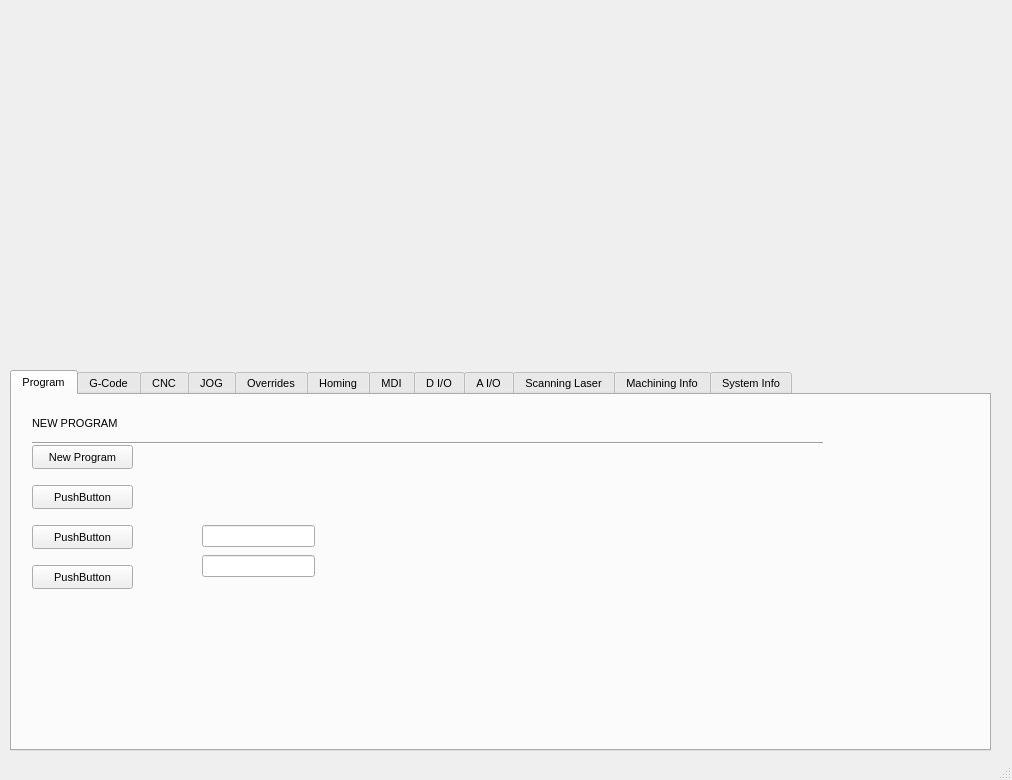
This is python/examples/api_client_qt_demo/desktop_view.ui in rosettacnc-classroom/cnc_api_client_core_1 as Qt 5 draws it before an edit. The edited form follows.
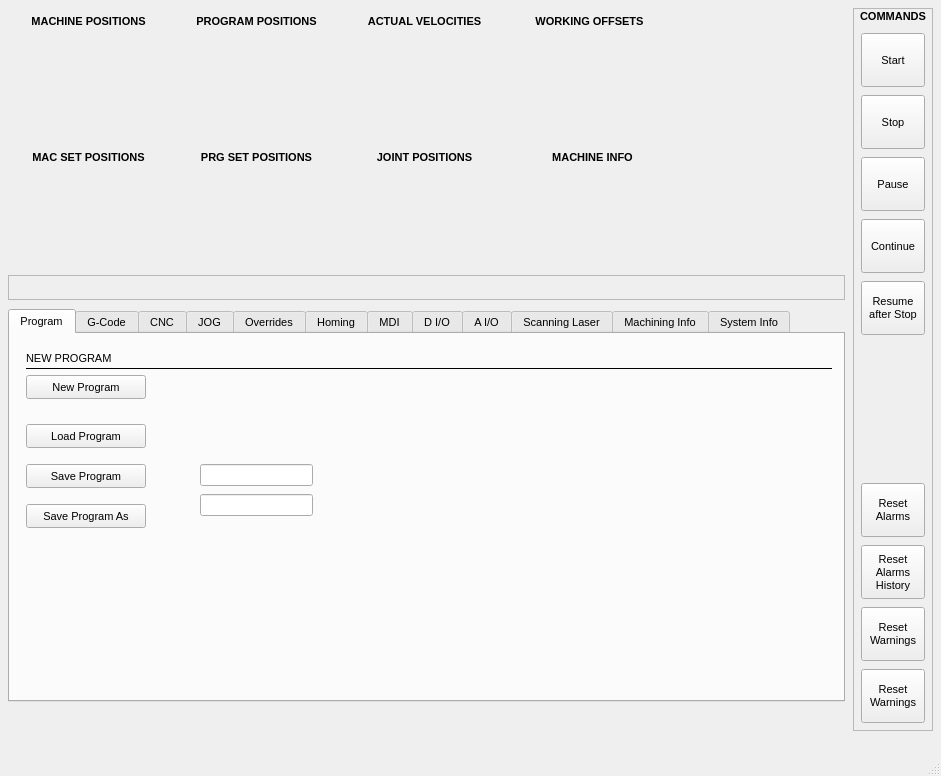
This is the edited form.

```diff
--- a/python/examples/api_client_qt_demo/desktop_view.ui
+++ b/python/examples/api_client_qt_demo/desktop_view.ui
@@ -7,8 +7,8 @@
    <rect>
     <x>0</x>
     <y>0</y>
-    <width>1012</width>
-    <height>780</height>
+    <width>941</width>
+    <height>776</height>
    </rect>
   </property>
   <property name="font">
@@ -27,10 +27,10 @@
    <widget class="QTabWidget" name="tabWidget">
     <property name="geometry">
      <rect>
-      <x>10</x>
-      <y>370</y>
-      <width>981</width>
-      <height>381</height>
+      <x>8</x>
+      <y>309</y>
+      <width>837</width>
+      <height>393</height>
      </rect>
     </property>
     <property name="currentIndex">
@@ -43,9 +43,9 @@
      <widget class="QPushButton" name="new_program">
       <property name="geometry">
        <rect>
-        <x>20</x>
-        <y>50</y>
-        <width>101</width>
+        <x>16</x>
+        <y>41</y>
+        <width>120</width>
         <height>24</height>
        </rect>
       </property>
@@ -56,40 +56,40 @@
      <widget class="QPushButton" name="pushButton_2">
       <property name="geometry">
        <rect>
-        <x>20</x>
+        <x>16</x>
         <y>90</y>
-        <width>101</width>
+        <width>120</width>
         <height>24</height>
        </rect>
       </property>
       <property name="text">
-       <string>PushButton</string>
+       <string>Load Program</string>
       </property>
      </widget>
      <widget class="QPushButton" name="pushButton_3">
       <property name="geometry">
        <rect>
-        <x>20</x>
+        <x>16</x>
         <y>130</y>
-        <width>101</width>
+        <width>120</width>
         <height>24</height>
        </rect>
       </property>
       <property name="text">
-       <string>PushButton</string>
+       <string>Save Program</string>
       </property>
      </widget>
      <widget class="QPushButton" name="pushButton_4">
       <property name="geometry">
        <rect>
-        <x>20</x>
+        <x>16</x>
         <y>170</y>
-        <width>101</width>
+        <width>120</width>
         <height>24</height>
        </rect>
       </property>
       <property name="text">
-       <string>PushButton</string>
+       <string>Save Program As</string>
       </property>
      </widget>
      <widget class="QLineEdit" name="lineEdit">
@@ -115,9 +115,9 @@
      <widget class="QLabel" name="label">
       <property name="geometry">
        <rect>
-        <x>20</x>
-        <y>20</y>
-        <width>121</width>
+        <x>16</x>
+        <y>16</y>
+        <width>137</width>
         <height>16</height>
        </rect>
       </property>
@@ -128,12 +128,15 @@
      <widget class="Line" name="line">
       <property name="geometry">
        <rect>
-        <x>20</x>
-        <y>40</y>
-        <width>791</width>
-        <height>16</height>
+        <x>16</x>
+        <y>33</y>
+        <width>806</width>
+        <height>2</height>
        </rect>
       </property>
+      <property name="frameShadow">
+       <enum>QFrame::Shadow::Plain</enum>
+      </property>
       <property name="orientation">
        <enum>Qt::Orientation::Horizontal</enum>
       </property>
@@ -195,6 +198,422 @@
      </attribute>
     </widget>
    </widget>
+   <widget class="QLabel" name="MCSTitleLabel">
+    <property name="geometry">
+     <rect>
+      <x>16</x>
+      <y>13</y>
+      <width>145</width>
+      <height>17</height>
+     </rect>
+    </property>
+    <property name="sizePolicy">
+     <sizepolicy hsizetype="Preferred" vsizetype="Preferred">
+      <horstretch>0</horstretch>
+      <verstretch>0</verstretch>
+     </sizepolicy>
+    </property>
+    <property name="font">
+     <font>
+      <family>Tahoma</family>
+      <pointsize>8</pointsize>
+      <bold>true</bold>
+     </font>
+    </property>
+    <property name="text">
+     <string>MACHINE POSITIONS</string>
+    </property>
+    <property name="alignment">
+     <set>Qt::AlignmentFlag::AlignCenter</set>
+    </property>
+   </widget>
+   <widget class="QLabel" name="PRPTitleLabel">
+    <property name="geometry">
+     <rect>
+      <x>184</x>
+      <y>13</y>
+      <width>145</width>
+      <height>17</height>
+     </rect>
+    </property>
+    <property name="sizePolicy">
+     <sizepolicy hsizetype="Preferred" vsizetype="Preferred">
+      <horstretch>0</horstretch>
+      <verstretch>0</verstretch>
+     </sizepolicy>
+    </property>
+    <property name="font">
+     <font>
+      <family>Tahoma</family>
+      <pointsize>8</pointsize>
+      <bold>true</bold>
+     </font>
+    </property>
+    <property name="text">
+     <string>PROGRAM POSITIONS</string>
+    </property>
+    <property name="alignment">
+     <set>Qt::AlignmentFlag::AlignCenter</set>
+    </property>
+   </widget>
+   <widget class="QLabel" name="AVLTitleLabel">
+    <property name="geometry">
+     <rect>
+      <x>352</x>
+      <y>13</y>
+      <width>145</width>
+      <height>17</height>
+     </rect>
+    </property>
+    <property name="sizePolicy">
+     <sizepolicy hsizetype="Preferred" vsizetype="Preferred">
+      <horstretch>0</horstretch>
+      <verstretch>0</verstretch>
+     </sizepolicy>
+    </property>
+    <property name="font">
+     <font>
+      <family>Tahoma</family>
+      <pointsize>8</pointsize>
+      <bold>true</bold>
+     </font>
+    </property>
+    <property name="text">
+     <string>ACTUAL VELOCITIES</string>
+    </property>
+    <property name="alignment">
+     <set>Qt::AlignmentFlag::AlignCenter</set>
+    </property>
+   </widget>
+   <widget class="QLabel" name="WOFTitleLabel">
+    <property name="geometry">
+     <rect>
+      <x>517</x>
+      <y>13</y>
+      <width>145</width>
+      <height>17</height>
+     </rect>
+    </property>
+    <property name="sizePolicy">
+     <sizepolicy hsizetype="Preferred" vsizetype="Preferred">
+      <horstretch>0</horstretch>
+      <verstretch>0</verstretch>
+     </sizepolicy>
+    </property>
+    <property name="font">
+     <font>
+      <family>Tahoma</family>
+      <pointsize>8</pointsize>
+      <bold>true</bold>
+     </font>
+    </property>
+    <property name="text">
+     <string>WORKING OFFSETS</string>
+    </property>
+    <property name="alignment">
+     <set>Qt::AlignmentFlag::AlignCenter</set>
+    </property>
+   </widget>
+   <widget class="QLabel" name="MTPTitleLabel">
+    <property name="geometry">
+     <rect>
+      <x>16</x>
+      <y>149</y>
+      <width>145</width>
+      <height>17</height>
+     </rect>
+    </property>
+    <property name="sizePolicy">
+     <sizepolicy hsizetype="Preferred" vsizetype="Preferred">
+      <horstretch>0</horstretch>
+      <verstretch>0</verstretch>
+     </sizepolicy>
+    </property>
+    <property name="font">
+     <font>
+      <family>Tahoma</family>
+      <pointsize>8</pointsize>
+      <bold>true</bold>
+     </font>
+    </property>
+    <property name="text">
+     <string>MAC SET POSITIONS</string>
+    </property>
+    <property name="alignment">
+     <set>Qt::AlignmentFlag::AlignCenter</set>
+    </property>
+   </widget>
+   <widget class="QLabel" name="PTPTitleLabel">
+    <property name="geometry">
+     <rect>
+      <x>184</x>
+      <y>149</y>
+      <width>145</width>
+      <height>17</height>
+     </rect>
+    </property>
+    <property name="sizePolicy">
+     <sizepolicy hsizetype="Preferred" vsizetype="Preferred">
+      <horstretch>0</horstretch>
+      <verstretch>0</verstretch>
+     </sizepolicy>
+    </property>
+    <property name="font">
+     <font>
+      <family>Tahoma</family>
+      <pointsize>8</pointsize>
+      <bold>true</bold>
+     </font>
+    </property>
+    <property name="text">
+     <string>PRG SET POSITIONS</string>
+    </property>
+    <property name="alignment">
+     <set>Qt::AlignmentFlag::AlignCenter</set>
+    </property>
+   </widget>
+   <widget class="QLabel" name="JOPTitleLabel">
+    <property name="geometry">
+     <rect>
+      <x>352</x>
+      <y>149</y>
+      <width>145</width>
+      <height>17</height>
+     </rect>
+    </property>
+    <property name="sizePolicy">
+     <sizepolicy hsizetype="Preferred" vsizetype="Preferred">
+      <horstretch>0</horstretch>
+      <verstretch>0</verstretch>
+     </sizepolicy>
+    </property>
+    <property name="font">
+     <font>
+      <family>Tahoma</family>
+      <pointsize>8</pointsize>
+      <bold>true</bold>
+     </font>
+    </property>
+    <property name="text">
+     <string>JOINT POSITIONS</string>
+    </property>
+    <property name="alignment">
+     <set>Qt::AlignmentFlag::AlignCenter</set>
+    </property>
+   </widget>
+   <widget class="QLabel" name="MachineInfoLabel">
+    <property name="geometry">
+     <rect>
+      <x>520</x>
+      <y>149</y>
+      <width>145</width>
+      <height>17</height>
+     </rect>
+    </property>
+    <property name="sizePolicy">
+     <sizepolicy hsizetype="Preferred" vsizetype="Preferred">
+      <horstretch>0</horstretch>
+      <verstretch>0</verstretch>
+     </sizepolicy>
+    </property>
+    <property name="font">
+     <font>
+      <family>Tahoma</family>
+      <pointsize>8</pointsize>
+      <bold>true</bold>
+     </font>
+    </property>
+    <property name="text">
+     <string>MACHINE INFO</string>
+    </property>
+    <property name="alignment">
+     <set>Qt::AlignmentFlag::AlignCenter</set>
+    </property>
+   </widget>
+   <widget class="QFrame" name="ToolInfoPanel">
+    <property name="geometry">
+     <rect>
+      <x>8</x>
+      <y>275</y>
+      <width>837</width>
+      <height>25</height>
+     </rect>
+    </property>
+    <property name="frameShape">
+     <enum>QFrame::Shape::StyledPanel</enum>
+    </property>
+    <property name="frameShadow">
+     <enum>QFrame::Shadow::Plain</enum>
+    </property>
+   </widget>
+   <widget class="QFrame" name="TBCNCContinueButton">
+    <property name="geometry">
+     <rect>
+      <x>853</x>
+      <y>8</y>
+      <width>80</width>
+      <height>723</height>
+     </rect>
+    </property>
+    <property name="frameShape">
+     <enum>QFrame::Shape::StyledPanel</enum>
+    </property>
+    <property name="frameShadow">
+     <enum>QFrame::Shadow::Plain</enum>
+    </property>
+    <widget class="QLabel" name="CommandsLabel">
+     <property name="geometry">
+      <rect>
+       <x>0</x>
+       <y>0</y>
+       <width>80</width>
+       <height>17</height>
+      </rect>
+     </property>
+     <property name="sizePolicy">
+      <sizepolicy hsizetype="Preferred" vsizetype="Preferred">
+       <horstretch>0</horstretch>
+       <verstretch>0</verstretch>
+      </sizepolicy>
+     </property>
+     <property name="font">
+      <font>
+       <family>Tahoma</family>
+       <pointsize>8</pointsize>
+       <bold>true</bold>
+      </font>
+     </property>
+     <property name="text">
+      <string>COMMANDS</string>
+     </property>
+     <property name="alignment">
+      <set>Qt::AlignmentFlag::AlignCenter</set>
+     </property>
+    </widget>
+    <widget class="QPushButton" name="TBCNCStartButton">
+     <property name="geometry">
+      <rect>
+       <x>8</x>
+       <y>25</y>
+       <width>64</width>
+       <height>54</height>
+      </rect>
+     </property>
+     <property name="text">
+      <string>Start</string>
+     </property>
+    </widget>
+    <widget class="QPushButton" name="TBCNCStopButton">
+     <property name="geometry">
+      <rect>
+       <x>8</x>
+       <y>87</y>
+       <width>64</width>
+       <height>54</height>
+      </rect>
+     </property>
+     <property name="text">
+      <string>Stop</string>
+     </property>
+    </widget>
+    <widget class="QPushButton" name="TBCNCPauseButton">
+     <property name="geometry">
+      <rect>
+       <x>8</x>
+       <y>149</y>
+       <width>64</width>
+       <height>54</height>
+      </rect>
+     </property>
+     <property name="text">
+      <string>Pause</string>
+     </property>
+    </widget>
+    <widget class="QPushButton" name="TBCNCContinueButton_2">
+     <property name="geometry">
+      <rect>
+       <x>8</x>
+       <y>211</y>
+       <width>64</width>
+       <height>54</height>
+      </rect>
+     </property>
+     <property name="text">
+      <string>Continue</string>
+     </property>
+    </widget>
+    <widget class="QPushButton" name="TBCNCResumeAfterStopButton">
+     <property name="geometry">
+      <rect>
+       <x>8</x>
+       <y>273</y>
+       <width>64</width>
+       <height>54</height>
+      </rect>
+     </property>
+     <property name="text">
+      <string>Resume
+after Stop</string>
+     </property>
+    </widget>
+    <widget class="QPushButton" name="ResetAlarmsButton">
+     <property name="geometry">
+      <rect>
+       <x>8</x>
+       <y>475</y>
+       <width>64</width>
+       <height>54</height>
+      </rect>
+     </property>
+     <property name="text">
+      <string>Reset
+Alarms</string>
+     </property>
+    </widget>
+    <widget class="QPushButton" name="ResetAlarmsHistoryButton">
+     <property name="geometry">
+      <rect>
+       <x>8</x>
+       <y>537</y>
+       <width>64</width>
+       <height>54</height>
+      </rect>
+     </property>
+     <property name="text">
+      <string>Reset
+Alarms
+History</string>
+     </property>
+    </widget>
+    <widget class="QPushButton" name="ResetWarningsButton">
+     <property name="geometry">
+      <rect>
+       <x>8</x>
+       <y>599</y>
+       <width>64</width>
+       <height>54</height>
+      </rect>
+     </property>
+     <property name="text">
+      <string>Reset
+Warnings</string>
+     </property>
+    </widget>
+    <widget class="QPushButton" name="ResetWarningsHistoryButton">
+     <property name="geometry">
+      <rect>
+       <x>8</x>
+       <y>661</y>
+       <width>64</width>
+       <height>54</height>
+      </rect>
+     </property>
+     <property name="text">
+      <string>Reset
+Warnings</string>
+     </property>
+    </widget>
+   </widget>
   </widget>
   <widget class="QStatusBar" name="statusbar"/>
  </widget>
```
Left out of the diff: 6 changed lines with no effect on the pictures.
